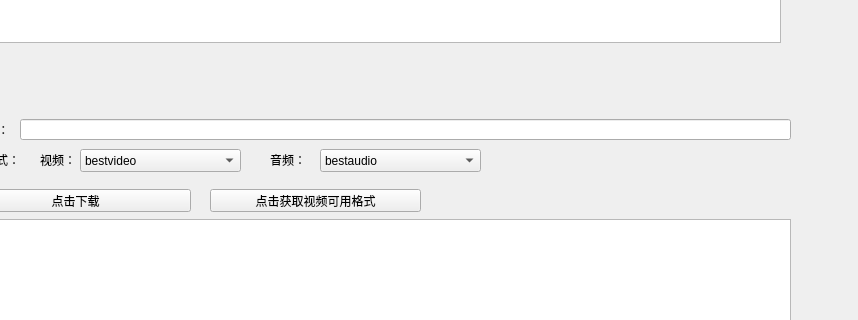
This is src/ui/download_mainwindow.ui in inkmac/Downloader as Qt 5 draws it before an edit; both pictures show x 110 to 968 and y 241 to 561 of the 968 by 799 pixel window. The edited form follows.
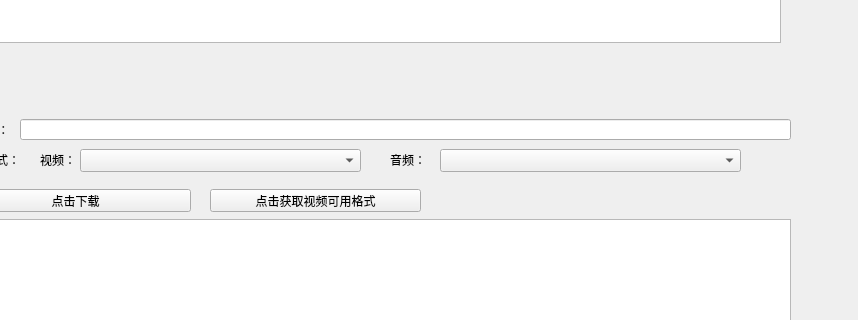
This is the edited form.

Commit message: fix(ui): prevent format combobox duplication and enable currentData usage

Patch:
```diff
--- a/src/ui/download_mainwindow.ui
+++ b/src/ui/download_mainwindow.ui
@@ -215,25 +215,15 @@
      <rect>
       <x>190</x>
       <y>390</y>
-      <width>161</width>
+      <width>281</width>
       <height>23</height>
      </rect>
     </property>
-    <item>
-     <property name="text">
-      <string>bestvideo</string>
-     </property>
-    </item>
-    <item>
-     <property name="text">
-      <string>None</string>
-     </property>
-    </item>
    </widget>
    <widget class="QLabel" name="label_7">
     <property name="geometry">
      <rect>
-      <x>380</x>
+      <x>500</x>
       <y>390</y>
       <width>41</width>
       <height>21</height>
@@ -246,22 +236,12 @@
    <widget class="QComboBox" name="audio_format_id_combobox">
     <property name="geometry">
      <rect>
-      <x>430</x>
+      <x>550</x>
       <y>390</y>
-      <width>161</width>
+      <width>301</width>
       <height>23</height>
      </rect>
     </property>
-    <item>
-     <property name="text">
-      <string>bestaudio</string>
-     </property>
-    </item>
-    <item>
-     <property name="text">
-      <string>None</string>
-     </property>
-    </item>
    </widget>
   </widget>
   <widget class="QStatusBar" name="statusbar"/>
```
The commit also changes 3 other files.
